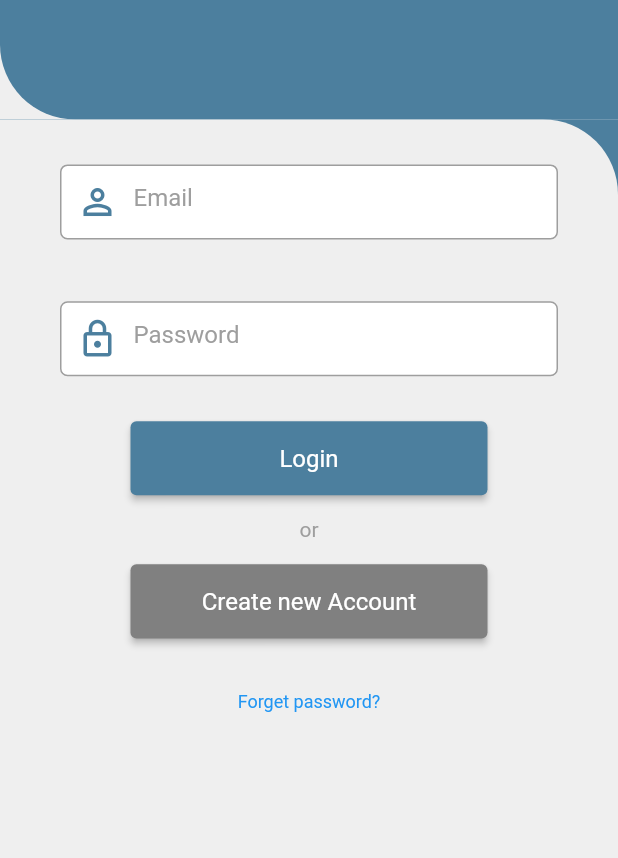
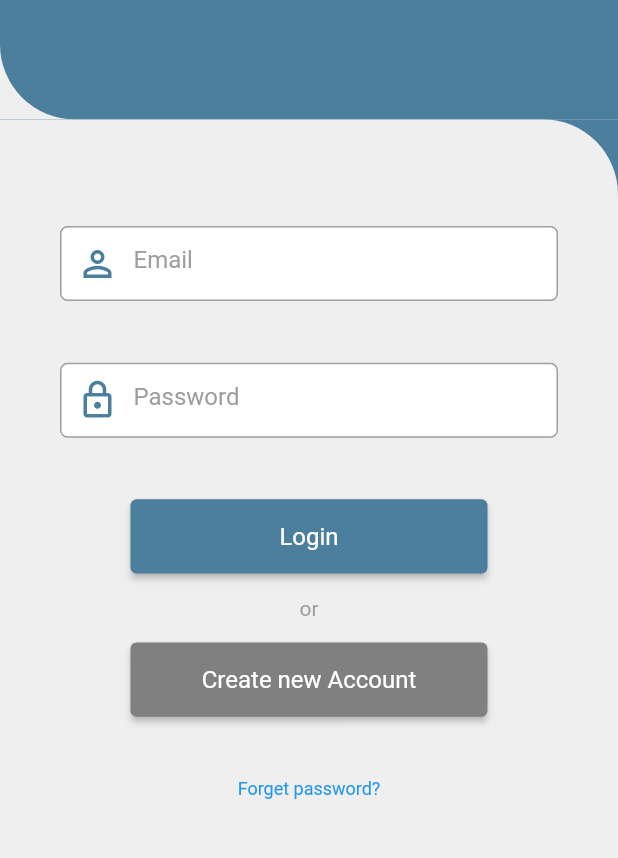
Before and after one commit to OdehMohamed/techno_store, a Flutter app: the screen it shows after launch, on a phone screen of 412 x 824 dp, the part 375-1233 px from its top. Run offline on Flutter 3.47's test engine with Material 2 defaults, Android fonts, the phone set to English and light mode, and no system bars; drawn by our look-alikes of auto_size_text, modal_progress_hud_nsn; our stand-ins replace cloud_firestore, easy_localization, file_picker, firebase_auth, firebase_core, firebase_storage and 7 more; missing offline and left inert: dart:ffi, pattern_lock; accounts and stored records are empty.

Commit message:
fixing some bugs

```diff
--- a/lib/core/main_screen/view/main_screen.dart
+++ b/lib/core/main_screen/view/main_screen.dart
@@ -153,6 +153,7 @@ class _SignInState extends State<SignIn> {
                   child:Form(
                     key: _formKey,
                     child:  Column(
+                      mainAxisAlignment: MainAxisAlignment.spaceEvenly,
                       children: [
                         Container(
                           decoration: BoxDecoration(
@@ -186,7 +187,6 @@ class _SignInState extends State<SignIn> {
                             },
                           ),
                         ),
-                        SizedBox(height: height*0.05),
                         Container(
                           decoration: BoxDecoration(
                             color: ColorUtilities.white,
@@ -222,9 +222,8 @@ class _SignInState extends State<SignIn> {
                             },
                           ),
                         ),
-                        SizedBox(
-                          height: 30,
-                        ),
+                        Column(
+                          children: [
                             ElevatedButton(
                               onPressed: () {
                                 if (_formKey.currentState!.validate()) {
@@ -256,12 +255,12 @@ class _SignInState extends State<SignIn> {
                                 TextStyle(fontSize: 16, color: Colors.white),
                               ),
                             ),
-                        SizedBox(height: 15),
+                            SizedBox(height: 15,),
                             WidgetUtilities.autoSizeText(
                               "or",
                               textStyle: TextStyle(color: Colors.grey),
                             ),
-                        SizedBox(height: 15),
+                            SizedBox(height: 15,),
                             ElevatedButton(
                               onPressed: () {
                                 Navigator.push(
@@ -285,7 +284,8 @@ class _SignInState extends State<SignIn> {
                                 TextStyle(fontSize: 16, color: Colors.white),
                               ),
                             ),
-                        SizedBox(height: 35),
+                          ],
+                        ),
                         InkWell(
                           child: Text(
                             "Forget password".tr() + "?".tr(),
```
Lines whose indentation alone changed are shown as unchanged.
